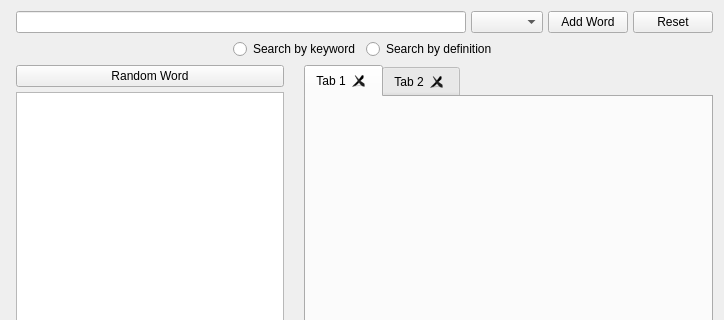
First picture: the form in widgetsearch.ui, repository sangpham2710/CS163-Project, before the edit; both pictures show x 0 to 724 and y 0 to 320 of the 724 by 488 pixel window.
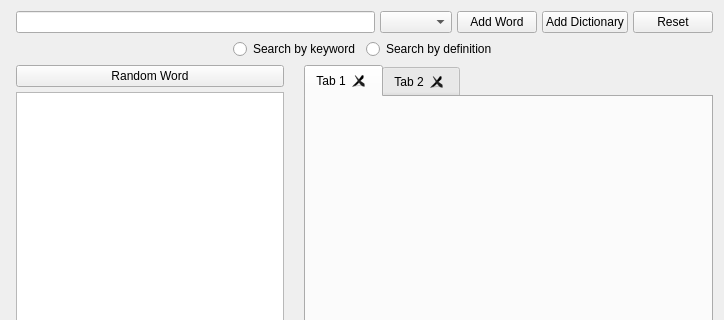
Second picture: the form after the edit.

Commit message: add dictionary feature

```diff
--- a/widgetsearch.ui
+++ b/widgetsearch.ui
@@ -25,7 +25,7 @@
      <item>
       <layout class="QVBoxLayout" name="verticalLayoutSearch">
        <item>
-        <layout class="QHBoxLayout" name="horizontalLayout" stretch="10,1,1,1">
+        <layout class="QHBoxLayout" name="horizontalLayout" stretch="10,1,1,0,1">
          <property name="spacing">
           <number>5</number>
          </property>
@@ -48,6 +48,13 @@
            </property>
           </widget>
          </item>
+         <item>
+          <widget class="QPushButton" name="pushButton">
+           <property name="text">
+            <string>Add Dictionary</string>
+           </property>
+          </widget>
+         </item>
          <item>
           <widget class="QPushButton" name="pushButtonReset">
            <property name="text">
```
The commit also changes 3 other files.
